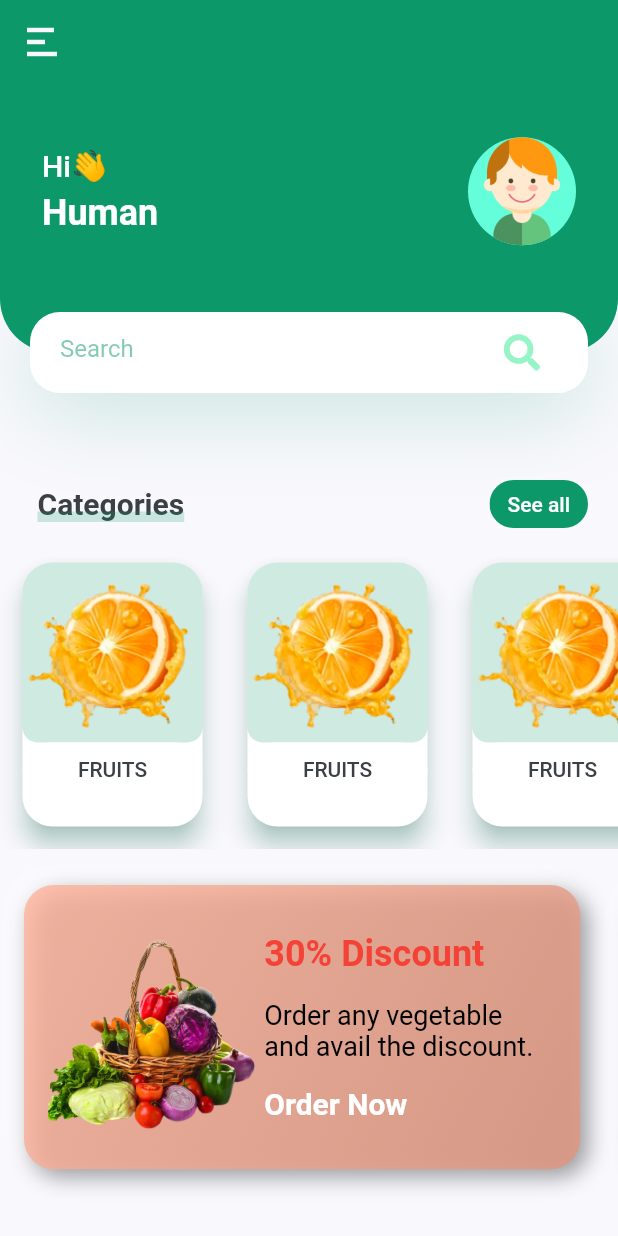
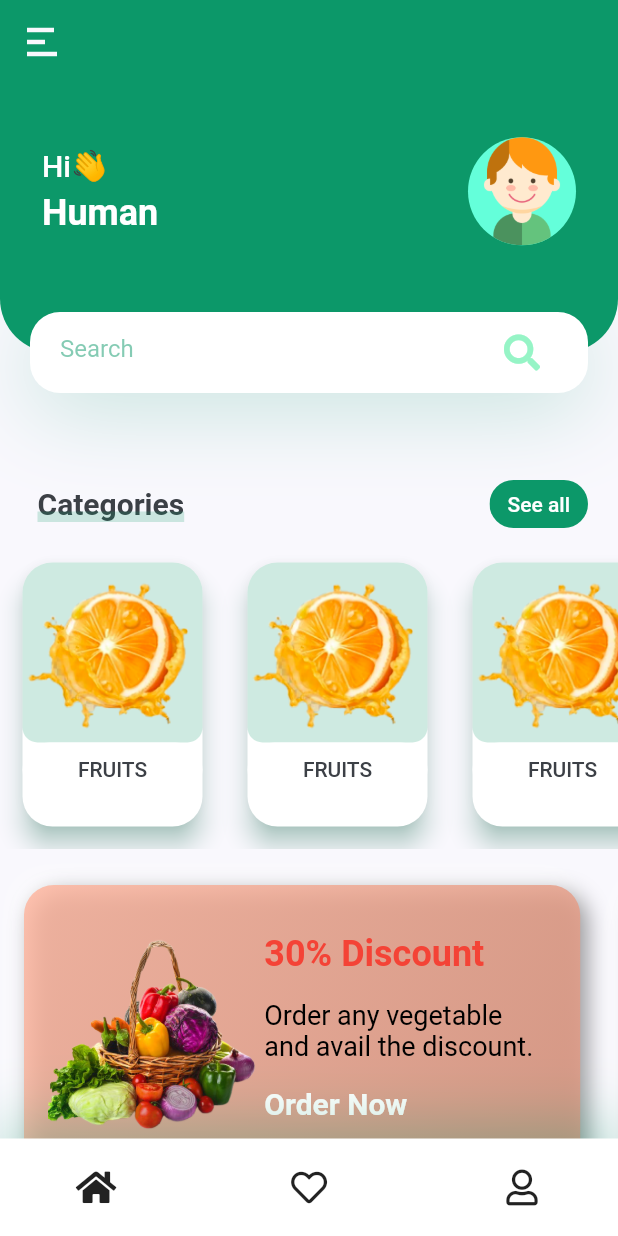
Before and after one commit to ManoVikram/FreshMandee, a Flutter app: the screen it shows once a user with an empty profile is signed in, on a phone screen of 412 x 824 dp. Run offline on Flutter 3.47's test engine with Material 2 defaults, Android fonts, the phone set to English and light mode, and no system bars; drawn by our look-alikes of flutter_neumorphic; our stand-ins replace firebase_auth, firebase_core, font_awesome_flutter, google_fonts, pin_code_fields, velocity_x; accounts and stored records are empty.

Commit message:
Created custom bottom nav bar.

```diff
--- a/lib/screens/homeScreen.dart
+++ b/lib/screens/homeScreen.dart
@@ -8,6 +8,7 @@ import '../widgets/customUnderlinedText.dart';
 import '../widgets/categoryList.dart';
 import '../widgets/discountList.dart';
 import '../widgets/popularDeals.dart';
+import '../widgets/customBottomNavigationBar.dart';
 
 class HomeScreen extends StatelessWidget {
   static const String routeName = "/homeScreen";
@@ -99,9 +100,13 @@ class HomeScreen extends StatelessWidget {
               ),
             ),
             PopularDeals(size: size),
+            SizedBox(
+              height: 20.0,
+            ),
           ],
         ),
       ),
+      bottomNavigationBar: CustomBottomNavigationBar(),
     );
   }
 }
--- /dev/null
+++ b/lib/widgets/customBottomNavigationBar.dart
@@ -0,0 +1,54 @@
+import 'package:flutter/material.dart';
+import 'package:font_awesome_flutter/font_awesome_flutter.dart';
+
+import '../colorPalette.dart';
+
+class CustomBottomNavigationBar extends StatelessWidget {
+  const CustomBottomNavigationBar({
+    Key key,
+  }) : super(key: key);
+
+  @override
+  Widget build(BuildContext context) {
+    return Container(
+      padding: EdgeInsets.only(
+        left: 40.0,
+        right: 40.0,
+      ),
+      height: 65,
+      decoration: BoxDecoration(
+        color: Colors.white,
+        boxShadow: [
+          BoxShadow(
+            offset: Offset(0, -10),
+            blurRadius: 35.0,
+            color: primaryGreen.withOpacity(0.3),
+          ),
+        ],
+      ),
+      child: Row(
+        mainAxisAlignment: MainAxisAlignment.spaceBetween,
+        children: [
+          IconButton(
+            icon: FaIcon(
+              FontAwesomeIcons.home,
+            ),
+            onPressed: () {},
+          ),
+          IconButton(
+            icon: FaIcon(
+              FontAwesomeIcons.heart,
+            ),
+            onPressed: () {},
+          ),
+          IconButton(
+            icon: FaIcon(
+              FontAwesomeIcons.user,
+            ),
+            onPressed: () {},
+          ),
+        ],
+      ),
+    );
+  }
+}
```
Also changed, not shown: lib/widgets/popularDeals.dart (+15 -34 lines), lib/widgets/popularDealsCard.dart (+31 -5 lines).
